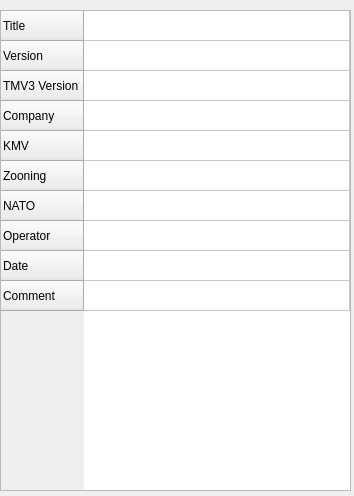
Before: the Qt Designer form Editor/EditorPlan.ui in HenricusRex/TMV3, drawn with Qt 5.
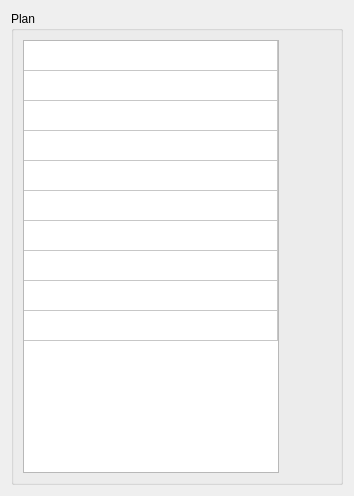
After: the same form once the commit is applied.

```diff
--- a/Editor/EditorPlan.ui
+++ b/Editor/EditorPlan.ui
@@ -10,18 +10,30 @@
     <height>496</height>
    </rect>
   </property>
+  <property name="sizePolicy">
+   <sizepolicy hsizetype="Maximum" vsizetype="Maximum">
+    <horstretch>0</horstretch>
+    <verstretch>0</verstretch>
+   </sizepolicy>
+  </property>
   <property name="windowTitle">
    <string>Edit Plan</string>
   </property>
+  <layout class="QGridLayout" name="gridLayout">
+   <item row="0" column="0">
+    <widget class="QGroupBox" name="groupBox">
+     <property name="sizePolicy">
+      <sizepolicy hsizetype="Preferred" vsizetype="Preferred">
+       <horstretch>0</horstretch>
+       <verstretch>0</verstretch>
+      </sizepolicy>
+     </property>
+     <property name="title">
+      <string>Plan</string>
+     </property>
+     <layout class="QFormLayout" name="formLayout_2">
+      <item row="0" column="0">
   <widget class="QTableWidget" name="tableWidget">
-   <property name="geometry">
-    <rect>
-     <x>0</x>
-     <y>10</y>
-     <width>351</width>
-     <height>481</height>
-    </rect>
-   </property>
    <attribute name="horizontalHeaderVisible">
     <bool>false</bool>
    </attribute>
@@ -29,7 +41,7 @@
     <bool>true</bool>
    </attribute>
    <attribute name="verticalHeaderVisible">
-    <bool>true</bool>
+         <bool>false</bool>
    </attribute>
    <row>
     <property name="text">
@@ -100,21 +112,33 @@
     </property>
    </item>
    <item row="2" column="0">
+         <property name="text">
+          <string/>
+         </property>
     <property name="flags">
      <set>ItemIsSelectable</set>
     </property>
    </item>
    <item row="3" column="0">
+         <property name="text">
+          <string/>
+         </property>
     <property name="flags">
      <set>ItemIsSelectable</set>
     </property>
    </item>
    <item row="4" column="0">
+         <property name="text">
+          <string/>
+         </property>
     <property name="flags">
      <set>ItemIsSelectable|ItemIsEnabled</set>
     </property>
    </item>
    <item row="5" column="0">
+         <property name="text">
+          <string/>
+         </property>
     <property name="flags">
      <set>ItemIsSelectable|ItemIsDragEnabled|ItemIsEnabled</set>
     </property>
@@ -144,6 +168,11 @@
     </property>
    </item>
   </widget>
+      </item>
+     </layout>
+    </widget>
+   </item>
+  </layout>
  </widget>
  <resources/>
  <connections/>
```
Lines whose indentation alone changed are shown as unchanged.
